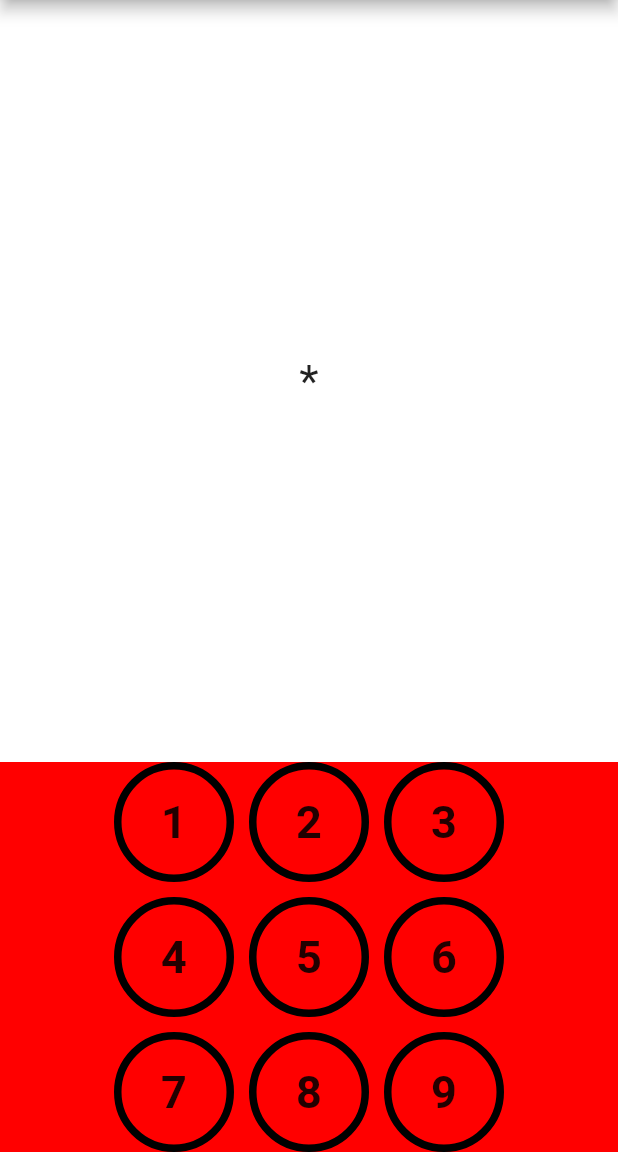
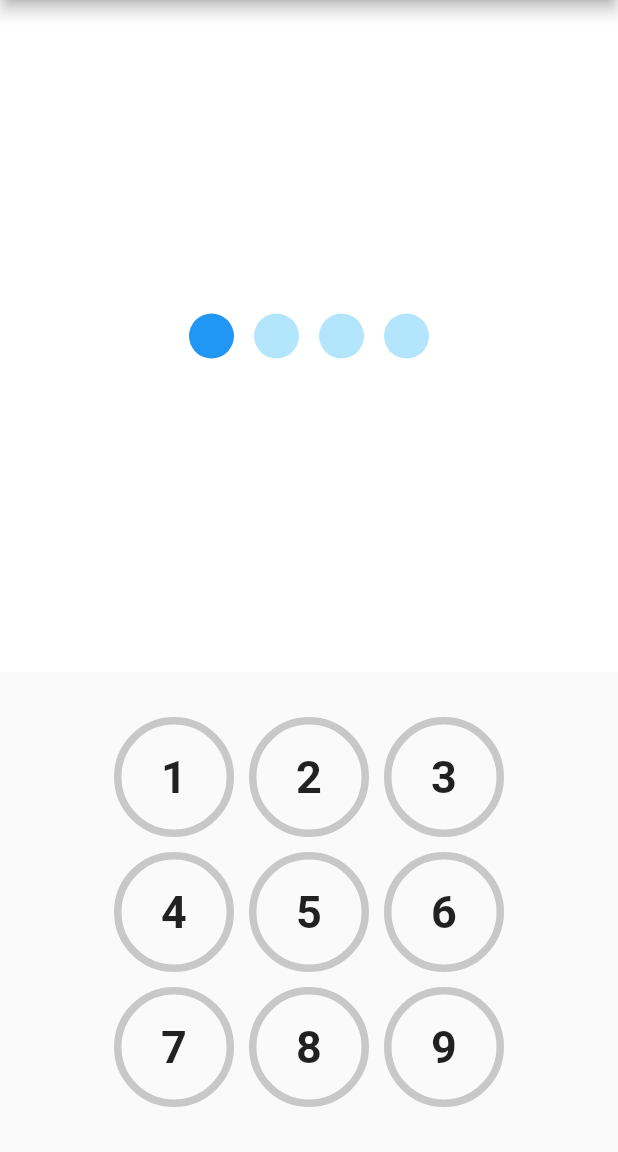
Before and after one commit to 3bugs/flutter-grep-restaurant, a Flutter app: the screen it shows after launch, after a tap on an icon or button, on a phone screen of 412 x 824 dp, the part 84-1236 px from its top. Run offline on Flutter 3.47's test engine with Material 2 defaults, Android fonts, the phone set to English and light mode, and no system bars; our stand-ins replace fluttertoast, google_fonts; Roboto replaces fonts that are missing (Prompt).

Commit message:
finish v1.0.0

```diff
--- a/lib/main.dart
+++ b/lib/main.dart
@@ -1,10 +1,17 @@
 import 'package:flutter/material.dart';
+import 'package:greprestaurant/models/food_list.dart';
 import 'package:greprestaurant/pages/home_page.dart';
+import 'package:provider/provider.dart';
 
 const String APP_NAME = 'GREP RESTAURANT';
 
 void main() {
-  runApp(MyApp());
+  runApp(
+    ChangeNotifierProvider(
+      create: (context) => FoodList(),
+      child: MyApp(),
+    ),
+  );
 }
 
 class MyApp extends StatelessWidget {
--- a/lib/pages/home_page.dart
+++ b/lib/pages/home_page.dart
@@ -1,7 +1,9 @@
 import 'package:flutter/material.dart';
 import 'package:flutter/rendering.dart';
+import 'package:fluttertoast/fluttertoast.dart';
 import 'package:greprestaurant/main.dart';
 import 'package:google_fonts/google_fonts.dart';
+import 'package:greprestaurant/pages/food_list_page.dart';
 
 class HomePage extends StatefulWidget {
   @override
@@ -9,19 +11,36 @@ class HomePage extends StatefulWidget {
 }
 
 class _HomePageState extends State<HomePage> {
+  static const PASSWORD_LENGTH = 4;
   String _inputPassword = '';
 
   void _handleClickButton(int number) {
     print(number);
+
     setState(() {
       _inputPassword += number.toString();
 
-      if (_inputPassword.length >= 4) {
+      if (_inputPassword.length >= PASSWORD_LENGTH) {
         if (_inputPassword == '1234') {
           // navigate to next screen
           print('Password CORRECT!');
+          Navigator.pushReplacement(
+            context,
+            MaterialPageRoute(
+              builder: (context) => FoodListPage(),
+            ),
+          );
         } else {
           print('Password INCORRECT!');
+          Fluttertoast.showToast(
+              msg: "รหัสผ่านไม่ถูกต้อง",
+              toastLength: Toast.LENGTH_SHORT,
+              gravity: ToastGravity.CENTER,
+              timeInSecForIosWeb: 1,
+              backgroundColor: Colors.black87,
+              textColor: Colors.white,
+              fontSize: 16.0
+          );
           setState(() {
             _inputPassword = '';
           });
@@ -45,15 +64,41 @@ class _HomePageState extends State<HomePage> {
                 color: Colors.white,
               ),
               child: Center(
-                child: Text(
+                /*child: Text(
                   _inputPassword.replaceAll(RegExp('[0-9]'), '*'),
                   style: GoogleFonts.prompt(fontSize: 30.0),
+                ),*/
+                child: SizedBox(
+                  width: 160.0,
+                  child: Row(
+                    mainAxisAlignment: MainAxisAlignment.spaceBetween,
+                    children: <Widget>[
+                      for (var i = 0; i < _inputPassword.length; i++)
+                        Container(
+                          width: 30.0,
+                          height: 30.0,
+                          decoration: BoxDecoration(
+                            color: Colors.blue,
+                            shape: BoxShape.circle,
+                          ),
+                        ),
+                      for (var i = 0; i < PASSWORD_LENGTH - _inputPassword.length; i++)
+                        Container(
+                          width: 30.0,
+                          height: 30.0,
+                          decoration: BoxDecoration(
+                            color: Colors.lightBlue[100],
+                            shape: BoxShape.circle,
+                          ),
+                        ),
+                    ],
+                  ),
                 ),
               ),
             ),
           ),
           Container(
-              color: Color(0xFFFF0000),
+            padding: EdgeInsets.all(30.0),
             child: Column(
               children: <Widget>[
                 Row(
@@ -96,7 +141,8 @@ class _HomePageState extends State<HomePage> {
                   ],
                 ),
               ],
-              )),
+            ),
+          ),
         ],
       ),
     );
@@ -120,7 +166,7 @@ class MyButton extends StatelessWidget {
     return Container(
       margin: EdgeInsets.only(right: withMargin ? 10.0 : 0.0),
       decoration: BoxDecoration(
-        border: Border.all(width: 5.0, color: Colors.black),
+        border: Border.all(width: 5.0, color: Colors.black.withOpacity(0.2)),
         borderRadius: BorderRadius.all(Radius.circular(40.0)),
       ),
       width: 80.0,
--- a/pubspec.yaml
+++ b/pubspec.yaml
@@ -24,7 +24,9 @@ dependencies:
   flutter:
     sdk: flutter
   google_fonts: ^1.1.1
-
+  http: ^0.12.2
+  provider: ^4.3.2+2
+  fluttertoast: ^7.1.1
 
   # The following adds the Cupertino Icons font to your application.
   # Use with the CupertinoIcons class for iOS style icons.
--- /dev/null
+++ b/temp.txt
@@ -0,0 +1,3 @@
+
+
+     github.com/3bugs/flutter-grep-restaurant.git
```
Also changed, not shown: lib/models/food_item.dart (added, +24 -0 lines), lib/models/food_list.dart (added, +12 -0 lines), lib/models/response_result.dart (added, +11 -0 lines), lib/pages/food_details_page.dart (added, +93 -0 lines), lib/pages/food_list_page.dart (added, +149 -0 lines), lib/services/api.dart (added, +43 -0 lines), pubspec.lock. Lines whose indentation alone changed are shown as unchanged.
